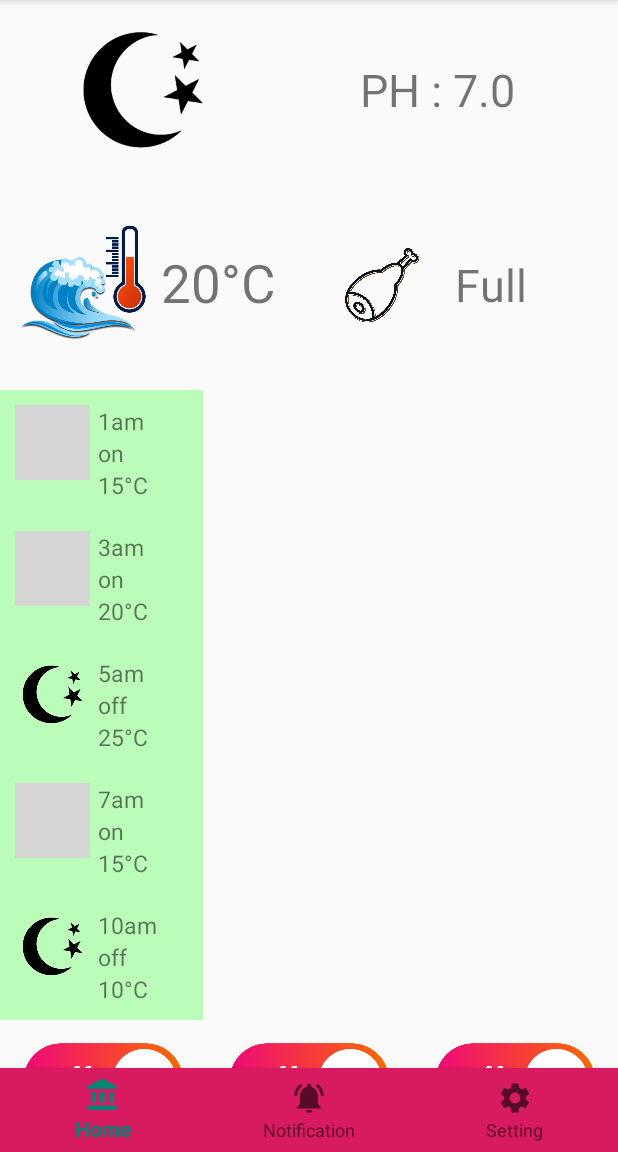
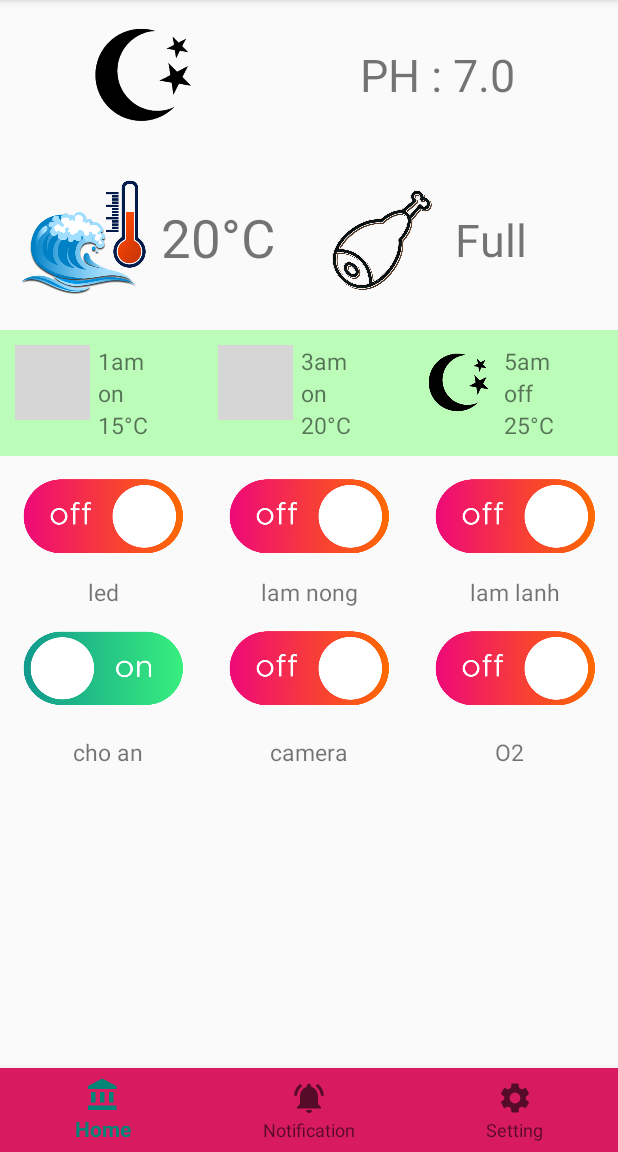
Before and after one commit to nguyenvanthientkp/giaodien, an Android app: the screen it shows after launch (MainActivity), on a phone screen of 412 x 824 dp, the part 84-1236 px from its top. Run offline under Robolectric (Android 15) with nearby library versions, the phone set to English and light mode, and no system bars; our stand-ins replace Firebase (no records; nobody signed in at launch, a user with empty details on screens opened directly); 1 statement that could not run was skipped; grey boxes are pictures that could not be loaded.

Commit message:
fix giao diện
fix recyclerview

```diff
--- a/app/src/main/java/com/example/giaodien/Home.java
+++ b/app/src/main/java/com/example/giaodien/Home.java
@@ -109,7 +109,7 @@ public class Home extends Fragment {
     }
     public void initView(RecyclerView recyclerView){
         recyclerView.setHasFixedSize(true);
-        LinearLayoutManager layoutManager=new LinearLayoutManager(getActivity());
+        LinearLayoutManager layoutManager=new LinearLayoutManager(getActivity(),LinearLayoutManager.HORIZONTAL,false);
         recyclerView.setLayoutManager(layoutManager);
         ArrayList<data> arrayList=new ArrayList<>();
         arrayList.add(new data(R.drawable.led_on,"on","15°C","1am"));
--- a/app/src/main/res/layout/fragment_home.xml
+++ b/app/src/main/res/layout/fragment_home.xml
@@ -2,14 +2,14 @@
 <FrameLayout xmlns:android="http://schemas.android.com/apk/res/android"
     xmlns:tools="http://schemas.android.com/tools"
     android:layout_width="match_parent"
-    android:layout_height="match_parent"
+    android:layout_height="wrap_content"
     android:orientation="vertical"
     tools:context=".Home">
 
     <!-- TODO: Update blank fragment layout -->
     <LinearLayout
         android:layout_width="match_parent"
-        android:layout_height="match_parent"
+        android:layout_height="wrap_content"
         android:orientation="vertical">
         <LinearLayout
             android:layout_width="match_parent"
@@ -20,7 +20,7 @@
             <ImageView
                 android:id="@+id/img_led"
                 android:layout_width="0dp"
-                android:layout_height="100dp"
+                android:layout_height="80dp"
                 android:layout_weight="1"
                 android:src="@drawable/led_on"></ImageView>
 
@@ -43,7 +43,7 @@
 
             <ImageView
                 android:layout_width="0dp"
-                android:layout_height="120dp"
+                android:layout_height="100dp"
                 android:layout_weight="2"
                 android:src="@drawable/temperature"></ImageView>
 
@@ -58,7 +58,7 @@
 
             <ImageView
                 android:layout_width="0dp"
-                android:layout_height="60dp"
+                android:layout_height="80dp"
                 android:layout_gravity="center_vertical"
                 android:layout_weight="2"
                 android:src="@drawable/food"></ImageView>
@@ -151,7 +151,6 @@
         <LinearLayout
             android:layout_width="match_parent"
             android:layout_height="80dp"
-            android:layout_margin="10dp"
             android:orientation="horizontal">
 
             <ToggleButton
```
